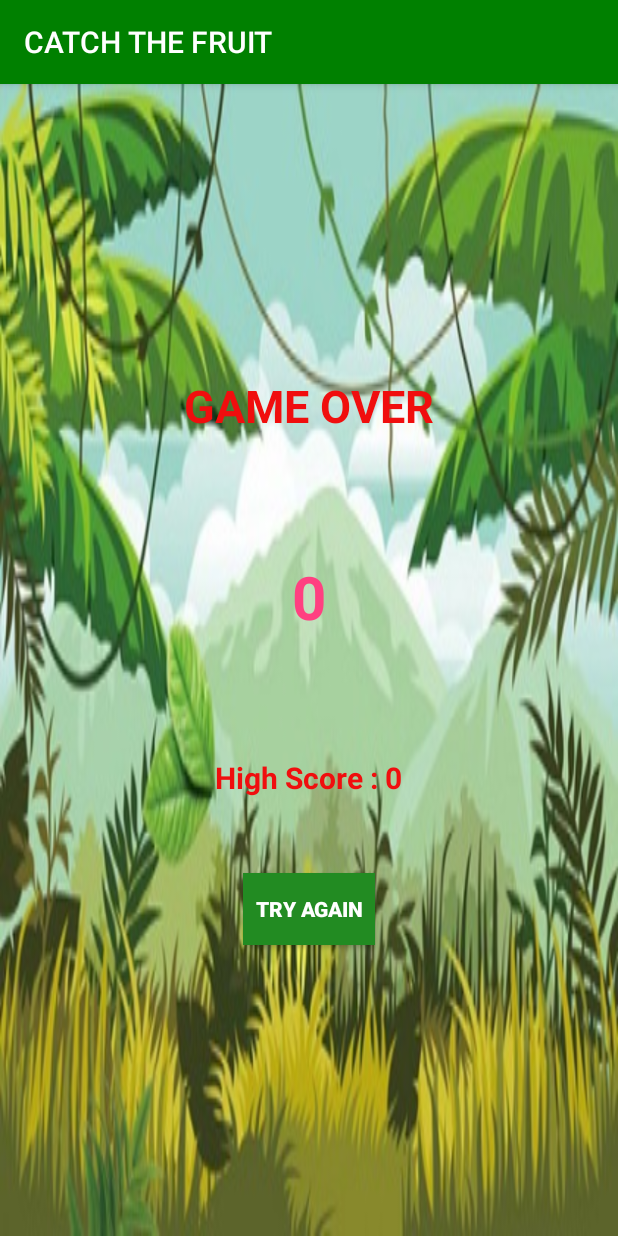
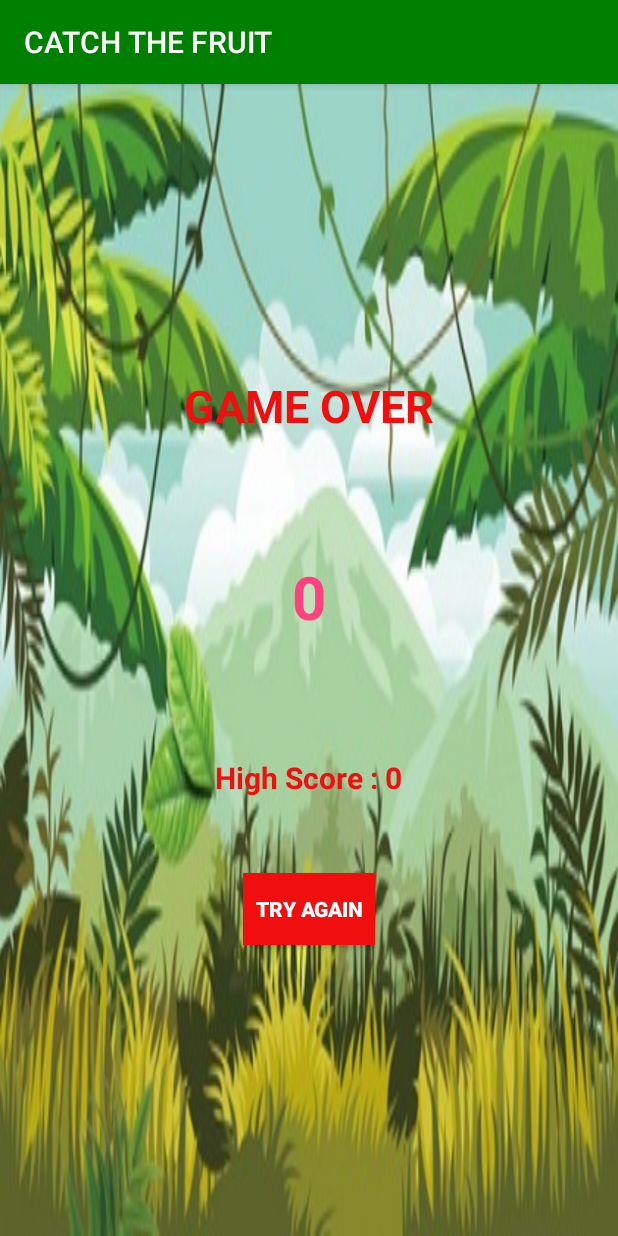
Before and after one commit to Saurav05ui/catch-the-fruit, an Android app: the Result screen opened directly, with no data from a screen before it, on a phone screen of 412 x 824 dp. Run offline under Robolectric (Android 15) with nearby library versions, the light colour scheme and no system bars.

Commit message:
ui fix of result screen

```diff
--- a/app/src/main/res/layout/activity_result.xml
+++ b/app/src/main/res/layout/activity_result.xml
@@ -41,7 +41,7 @@
         android:layout_width="wrap_content"
         android:layout_height="wrap_content"
         android:layout_marginTop="50dp"
-        android:background="@color/colorPrimaryDark"
+        android:background="@color/colorRed"
         android:onClick="tryAgain"
         android:text="@string/try_again"
         android:textAllCaps="false"
```
